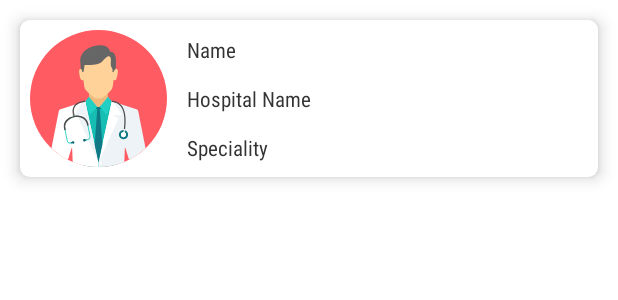
After one commit to my-dad-bot/interview, an Android app: the layout item_doctor.xml on its own in the app's theme, with its tools: preview values and no code run, on a phone screen of 412 x 824 dp. The commit adds this screen. Shown: the top 300 px of the screen. Run offline under Robolectric (Android 15) with nearby library versions, the phone set to English and light mode, and no system bars.

Commit message:
RecyclerView

```diff
--- a/app/src/main/java/com/example/interview/core/di/component/BaseComponent.java
+++ b/app/src/main/java/com/example/interview/core/di/component/BaseComponent.java
@@ -6,6 +6,7 @@ import com.example.interview.core.base.BaseApplication;
 import com.example.interview.core.di.builder.ActivityBuilder;
 import com.example.interview.core.di.modules.AppModule;
 import com.example.interview.core.di.modules.NetworkModule;
+import com.example.interview.core.di.modules.RoomModule;
 
 import javax.inject.Singleton;
 
@@ -20,8 +21,8 @@ import dagger.android.support.AndroidSupportInjectionModule;
                 AndroidSupportInjectionModule.class,
                 AppModule.class,
                 NetworkModule.class,
-                ActivityBuilder.class
-
+                ActivityBuilder.class,
+                RoomModule.class
         }
 )
 public interface BaseComponent extends AndroidInjector<BaseApplication> {
--- a/app/src/main/java/com/example/interview/core/di/network/ApiServices.java
+++ b/app/src/main/java/com/example/interview/core/di/network/ApiServices.java
@@ -1,6 +1,6 @@
 package com.example.interview.core.di.network;
 
-import com.example.interview.models.DoctorResponse;
+import com.example.interview.data.doctor.DoctorResponse;
 
 import io.reactivex.Single;
 import retrofit2.http.GET;
--- a/app/src/main/java/com/example/interview/models/Address.java
+++ b/app/src/main/java/com/example/interview/data/doctor/Address.java
@@ -1,5 +1,5 @@
 
-package com.example.interview.models;
+package com.example.interview.data.doctor;
 
 import com.google.gson.annotations.Expose;
 import com.google.gson.annotations.SerializedName;
--- a/app/src/main/java/com/example/interview/models/Doctor.java
+++ b/app/src/main/java/com/example/interview/data/doctor/Doctor.java
@@ -1,10 +1,13 @@
 
-package com.example.interview.models;
+package com.example.interview.data.doctor;
+
+import androidx.room.Entity;
 
 import com.google.gson.annotations.Expose;
 import com.google.gson.annotations.SerializedName;
 
 import java.io.Serializable;
+
 
 public class Doctor implements Serializable {
 
--- a/app/src/main/java/com/example/interview/models/DoctorResponse.java
+++ b/app/src/main/java/com/example/interview/data/doctor/DoctorResponse.java
@@ -1,5 +1,5 @@
 
-package com.example.interview.models;
+package com.example.interview.data.doctor;
 
 import com.google.gson.annotations.Expose;
 import com.google.gson.annotations.SerializedName;
--- a/app/src/main/java/com/example/interview/ui/feature/landing/MainActivityRepository.java
+++ b/app/src/main/java/com/example/interview/ui/feature/landing/MainActivityRepository.java
@@ -5,7 +5,7 @@ import android.util.Log;
 import androidx.lifecycle.MutableLiveData;
 
 import com.example.interview.core.di.network.ApiServices;
-import com.example.interview.models.DoctorResponse;
+import com.example.interview.data.doctor.DoctorResponse;
 
 import javax.inject.Inject;
 
@@ -37,7 +37,7 @@ public class MainActivityRepository {
                     @Override
                     public void onSuccess(DoctorResponse response) {
                         responseLiveData.postValue(response);
-                        Log.d(TAG, "onSuccess: " + response.getDoctors().get(0).getName());
+                        Log.d(TAG, "onSuccess: " + response.getDoctors());
                     }
 
                     @Override
--- a/app/src/main/java/com/example/interview/ui/feature/landing/MainActivityViewModel.java
+++ b/app/src/main/java/com/example/interview/ui/feature/landing/MainActivityViewModel.java
@@ -3,7 +3,7 @@ package com.example.interview.ui.feature.landing;
 import androidx.lifecycle.MutableLiveData;
 import androidx.lifecycle.ViewModel;
 
-import com.example.interview.models.DoctorResponse;
+import com.example.interview.data.doctor.DoctorResponse;
 
 import javax.inject.Inject;
 
@@ -23,7 +23,7 @@ public class MainActivityViewModel extends ViewModel {
         repository.onClearDisposable();
     }
 
-    void getResult() {
-        apiResponseLiveData = repository.onGetDoctorList();
+    public void getResult() {
+       apiResponseLiveData = repository.onGetDoctorList();
     }
 }
--- /dev/null
+++ b/app/src/main/res/drawable/ic_doctor.xml
@@ -0,0 +1,93 @@
+<vector xmlns:android="http://schemas.android.com/apk/res/android"
+    android:width="@dimen/_70sdp"
+    android:height="@dimen/_70sdp"
+    android:viewportWidth="511.999"
+    android:viewportHeight="511.999">
+    <path
+        android:fillColor="#FF5B62"
+        android:pathData="M256,255.998m-255.998,0a255.998,255.998 0,1 1,511.996 0a255.998,255.998 0,1 1,-511.996 0" />
+    <path
+        android:fillColor="#B3B3B3"
+        android:pathData="M220.318,249.429c23.785,0 47.57,0 71.353,0l0.39,4.877l-34.87,52.863l-37.458,-53.385l0.584,-4.352L220.318,249.429L220.318,249.429z" />
+    <path
+        android:fillColor="#F0BA7D"
+        android:pathData="M220.778,236.169l-0.618,29.819l-50.59,27.664v101.405h85.164h85.153V293.651l-47.016,-29.223l-2.582,-29.814l-69.51,1.554H220.778z" />
+    <path
+        android:fillColor="#FED298"
+        android:pathData="M197.401,149.212c0,0 -2.901,-6.374 -10.689,-3.215c-7.79,3.155 0.35,34.651 3.327,39.045c2.974,4.392 7.763,1.603 9.507,1.429c2.48,18.776 2.701,31.717 10.217,39.634c7.119,7.496 23.417,22.773 32.003,28.101c5.815,1.228 10.153,1.949 14.234,2.165c4.079,-0.216 8.421,-0.939 14.234,-2.165c8.585,-5.325 24.886,-20.605 32.003,-28.101c7.514,-7.917 7.737,-20.855 10.217,-39.634c1.744,0.175 6.533,2.963 9.507,-1.429c2.976,-4.394 11.117,-35.891 3.327,-39.045c-7.79,-3.16 -10.689,3.215 -10.689,3.215s7.699,-24.733 -5.986,-49.078c-9.378,-16.686 -30.767,-25.34 -52.612,-25.975c-21.845,0.635 -43.234,9.289 -52.612,25.975c-13.685,24.346 -5.986,49.078 -5.986,49.078L197.401,149.212L197.401,149.212z" />
+    <path
+        android:fillColor="#15BDB2"
+        android:pathData="M195.351,274.76l12.115,-4.772l9.763,-8.773l34.472,26.145h8.585l34.483,-26.176l21.874,13.579l38.011,64.61l-30.103,163.323c-21.821,6.052 -44.809,9.3 -68.558,9.3c-19.369,0 -38.23,-2.165 -56.368,-6.24L145.67,344.535l49.678,-69.774L195.351,274.76z" />
+    <path
+        android:fillColor="#21D0C3"
+        android:pathData="M305.588,266.591l-13.917,-17.162l-31.381,37.932l26.936,29.93L305.588,266.591z" />
+    <path
+        android:fillColor="#21D0C3"
+        android:pathData="M206.384,266.289l13.935,-16.86l31.383,37.932l-28.006,29.622L206.384,266.289z" />
+    <path
+        android:fillColor="#FFFFFF"
+        android:pathData="M206.386,266.289l-92.244,29.997c-3.751,1.217 -6.107,4.407 -6.871,8.279L80.146,442.023c18.267,17.275 39.08,31.878 61.813,43.21l13.485,-44.009c0.157,-0.505 0.637,-0.82 1.162,-0.757c0.523,0.062 0.921,0.481 0.95,1.01l1.947,51.688c29.781,12.135 62.355,18.831 96.499,18.831v-17.162L206.388,266.29L206.386,266.289z" />
+    <path
+        android:fillColor="#EEF3F7"
+        android:pathData="M206.386,266.289l-10.565,3.246l-27.99,47.759l35.335,1.107l-21.693,12.351l74.53,164.084l-49.614,-228.545L206.386,266.289z" />
+    <path
+        android:fillColor="#EEF3F7"
+        android:pathData="M305.588,266.591l92.272,29.695c3.757,1.209 6.105,4.407 6.869,8.279l27.126,137.46c-18.269,17.275 -39.083,31.879 -61.817,43.212l-13.487,-44.011c-0.155,-0.505 -0.64,-0.82 -1.162,-0.757c-0.523,0.062 -0.917,0.483 -0.948,1.01l-1.942,51.688c-29.781,12.135 -62.355,18.831 -96.497,18.831H256v-17.162l49.587,-228.242L305.588,266.591z" />
+    <path
+        android:fillColor="#FFFFFF"
+        android:pathData="M305.588,266.591l5.865,1.784l32.693,49.22l-35.335,1.109l21.695,12.352l-74.506,163.78l49.587,-228.242v-0.002H305.588z" />
+    <path
+        android:fillColor="#D9DADA"
+        android:pathData="M266.455,493.762c-3.111,0 -5.633,2.516 -5.633,5.616c0,3.105 2.524,5.62 5.633,5.62c3.109,0 5.633,-2.516 5.633,-5.62C272.088,496.276 269.564,493.762 266.455,493.762z" />
+    <path
+        android:fillColor="#666666"
+        android:pathData="M307.877,156.576l5.428,-0.19l1.747,-6.194l5.113,-5.102c3.377,-25.428 4.372,-65.003 -20.867,-63.861c0,0 -2.276,-28.856 -47.801,-23.2c-45.528,5.658 -66.098,35.048 -63.647,59.568c2.449,24.52 1.462,27.49 1.462,27.49l5.113,5.104l0.771,7.046l4.465,-0.282c0,0 1.4,-9.431 2.801,-13.579c1.402,-4.147 0.963,-12.543 0.963,-12.543s53.774,3.426 68.306,-15.059c8.975,-11.415 29.587,-31.194 30.625,-3.802c0.308,8.123 -2.712,20.298 3.067,29.159c5.781,8.862 2.452,15.443 2.452,15.443h0.002V156.576z" />
+    <path
+        android:fillColor="#0F7986"
+        android:pathData="M256,494.834l14.536,-66.904l-9.878,-131.88l5.382,-2.297l-5.753,-6.391h-8.585l-5.9,6.242l5.538,2.447l-9.631,132.947l14.292,65.837L256,494.834L256,494.834z" />
+    <path
+        android:fillColor="#FFFFFF"
+        android:pathData="M265.954,493.762c-2.833,0 -5.133,2.29 -5.133,5.115c0,2.828 2.299,5.12 5.133,5.12c2.831,0 5.133,-2.291 5.133,-5.12C271.087,496.053 268.785,493.762 265.954,493.762z" />
+    <path
+        android:fillColor="#FEFEFE"
+        android:pathData="M346.395,409.066c-9.99,-1.725 -16.69,-11.223 -14.967,-21.21c1.725,-9.988 11.223,-16.693 21.21,-14.969c9.99,1.725 16.69,11.225 14.967,21.215c-1.725,9.987 -11.223,16.69 -21.212,14.965L346.395,409.066L346.395,409.066z" />
+    <path
+        android:fillColor="#0F7986"
+        android:pathData="M346.576,408.012c-9.408,-1.625 -15.718,-10.565 -14.093,-19.976c1.625,-9.409 10.568,-15.72 19.978,-14.097c9.408,1.625 15.718,10.57 14.093,19.978c-1.625,9.411 -10.568,15.718 -19.978,14.093V408.012z" />
+    <path
+        android:fillColor="#EBECEC"
+        android:pathData="M347.89,400.405c-5.204,-0.897 -8.696,-5.85 -7.799,-11.055c0.897,-5.206 5.85,-8.696 11.053,-7.799c5.206,0.899 8.698,5.845 7.799,11.053c-0.897,5.204 -5.848,8.696 -11.053,7.799V400.405z" />
+    <path
+        android:fillColor="#FEFEFE"
+        android:pathData="M349.015,382.577l4.203,0.726l2.26,-13.09l-4.203,-0.726L349.015,382.577z" />
+    <path
+        android:fillColor="#21D0C3"
+        android:pathData="M208.24,412.697l7.876,-1.563c3.347,-0.666 6.118,-2.635 7.887,-5.279c1.764,-2.644 2.531,-5.957 1.865,-9.305l-9.263,-46.667c-3.497,-17.61 -17.273,-26.59 -33.015,-28.581c-6.032,-0.763 -12.356,-0.485 -18.483,0.728c-6.132,1.213 -12.076,3.369 -17.357,6.376c-13.754,7.834 -23.023,21.378 -19.522,39.016l9.263,46.669c0.666,3.347 2.639,6.116 5.281,7.885l0.007,-0.002c2.644,1.769 5.953,2.531 9.3,1.867l7.872,-1.563l-0.644,-3.246l-7.874,1.563c-2.454,0.487 -4.885,-0.075 -6.822,-1.367l0.002,-0.002c-1.938,-1.298 -3.386,-3.329 -3.874,-5.781l-9.263,-46.669c-3.177,-16.005 5.316,-28.341 17.901,-35.504c4.974,-2.835 10.583,-4.868 16.373,-6.017c5.79,-1.147 11.752,-1.406 17.434,-0.688c14.409,1.821 27.009,9.981 30.178,25.955l9.265,46.669c0.485,2.452 -0.077,4.881 -1.371,6.822c-1.298,1.936 -3.329,3.384 -5.784,3.869l-7.876,1.563l0.644,3.246v0.005H208.24z" />
+    <path
+        android:fillColor="#4D4D4D"
+        android:pathData="M219.104,356.799l-1.415,-7.128c-3.603,-18.156 -17.777,-27.41 -33.961,-29.459c-6.149,-0.776 -12.589,-0.498 -18.831,0.741c-6.242,1.235 -12.301,3.435 -17.682,6.497c-14.146,8.056 -23.674,22.002 -20.064,40.19l1.417,7.128l5.406,-1.076l-1.415,-7.128c-3.067,-15.458 5.168,-27.393 17.361,-34.336c4.874,-2.774 10.37,-4.765 16.047,-5.891c5.675,-1.127 11.52,-1.38 17.087,-0.677c13.961,1.764 26.167,9.65 29.232,25.082l1.415,7.128l5.408,-1.074L219.104,356.799z" />
+    <path
+        android:fillColor="#076673"
+        android:pathData="M153.704,424.235l4.214,-0.837c1.058,1.187 2.695,1.796 4.363,1.466c2.507,-0.498 4.136,-2.932 3.638,-5.441c-0.496,-2.505 -2.932,-4.134 -5.439,-3.636c-1.672,0.33 -2.95,1.521 -3.472,3.021l-4.211,0.835l0.91,4.59L153.704,424.235z" />
+    <path
+        android:fillColor="#076673"
+        android:pathData="M211.588,412.746l-4.209,0.837c-0.523,1.499 -1.801,2.688 -3.47,3.021c-2.507,0.496 -4.941,-1.131 -5.439,-3.64c-0.496,-2.505 1.131,-4.941 3.636,-5.437c1.669,-0.33 3.308,0.282 4.361,1.466l4.211,-0.837L211.588,412.746z" />
+    <path
+        android:fillColor="#666666"
+        android:pathData="M167.458,320.532l-1.607,-8.096l-3.195,0.635l-3.191,0.633l1.625,8.176c1.217,-0.355 2.449,-0.657 3.693,-0.904C165.67,320.799 166.56,320.654 167.458,320.532z" />
+    <path
+        android:fillColor="#0F7986"
+        android:pathData="M160.566,419.73c0.758,-0.15 1.251,-0.89 1.1,-1.645c-0.15,-0.759 -0.884,-1.253 -1.645,-1.103c-0.759,0.15 -1.251,0.888 -1.1,1.645c0.151,0.757 0.886,1.253 1.645,1.1V419.73z" />
+    <path
+        android:fillColor="#0F7986"
+        android:pathData="M202.219,411.446c0.757,-0.15 1.248,-0.888 1.098,-1.643c-0.15,-0.761 -0.884,-1.253 -1.645,-1.103c-0.759,0.15 -1.251,0.888 -1.1,1.647C200.72,411.105 201.458,411.597 202.219,411.446z" />
+    <path
+        android:fillColor="#FEFEFE"
+        android:pathData="M347.379,400.317c-4.923,-0.849 -8.224,-5.53 -7.376,-10.456c0.849,-4.921 5.527,-8.224 10.451,-7.373c4.923,0.849 8.226,5.53 7.376,10.451c-0.851,4.923 -5.532,8.226 -10.453,7.378H347.379z" />
+    <path
+        android:fillColor="#4D4D4D"
+        android:pathData="M206.431,268.717c-0.141,0.002 -49.86,0.414 -41.462,43.912l-4.624,0.884c-9.467,-49.038 45.874,-49.49 46.031,-49.492L206.431,268.717z" />
+    <path
+        android:fillColor="#4D4D4D"
+        android:pathData="M305.643,264.243c8.112,0.219 23.792,2.43 35.862,17.111c11.811,14.367 20.091,40.752 13.9,89.128l-4.661,-0.589c5.993,-46.822 -1.751,-72.032 -12.865,-85.554c-10.859,-13.211 -25.018,-15.202 -32.343,-15.399l0.11,-4.697L305.643,264.243z" />
+</vector>
--- /dev/null
+++ b/app/src/main/res/layout/item_doctor.xml
@@ -0,0 +1,63 @@
+<?xml version="1.0" encoding="utf-8"?>
+<layout xmlns:android="http://schemas.android.com/apk/res/android"
+    xmlns:app="http://schemas.android.com/apk/res-auto">
+
+    <androidx.cardview.widget.CardView
+        android:layout_width="match_parent"
+        android:layout_height="wrap_content"
+        android:layout_margin="@dimen/_10sdp"
+        app:cardCornerRadius="@dimen/_5sdp"
+        app:cardElevation="@dimen/_5sdp">
+
+        <RelativeLayout
+            android:layout_width="match_parent"
+            android:layout_height="match_parent">
+
+            <androidx.appcompat.widget.AppCompatImageView
+                android:id="@+id/appCompatImageViewProfile"
+                android:layout_width="wrap_content"
+                android:layout_height="wrap_content"
+                android:padding="@dimen/_5sdp"
+                app:srcCompat="@drawable/ic_doctor" />
+
+            <LinearLayout
+                android:layout_width="match_parent"
+                android:layout_height="wrap_content"
+                android:layout_centerInParent="true"
+                android:layout_toEndOf="@id/appCompatImageViewProfile"
+                android:orientation="vertical">
+
+                <com.google.android.material.textview.MaterialTextView
+                    android:id="@+id/materialTextViewName"
+                    android:layout_width="match_parent"
+                    android:padding="@dimen/_5sdp"
+                    android:fontFamily="sans-serif-condensed"
+                    android:text="Name"
+                    android:textColor="#333333"
+                    android:layout_height="wrap_content" />
+
+                <com.google.android.material.textview.MaterialTextView
+                    android:id="@+id/materialTextViewHospitalName"
+                    android:layout_width="match_parent"
+                    android:fontFamily="sans-serif-condensed"
+                    android:padding="@dimen/_5sdp"
+                    android:text="Hospital Name"
+                    android:textColor="#333333"
+                    android:layout_height="wrap_content" />
+
+                <com.google.android.material.textview.MaterialTextView
+                    android:id="@+id/materialTextViewSpeciality"
+                    android:layout_width="match_parent"
+                    android:fontFamily="sans-serif-condensed"
+                    android:padding="@dimen/_5sdp"
+                    android:text="Speciality"
+                    android:textColor="#333333"
+                    android:layout_height="wrap_content" />
+            </LinearLayout>
+
+
+        </RelativeLayout>
+
+    </androidx.cardview.widget.CardView>
+
+</layout>
--- a/app/src/main/res/values/strings.xml
+++ b/app/src/main/res/values/strings.xml
@@ -1,3 +1,8 @@
 <resources>
     <string name="app_name">interview</string>
+
+    <string name="name">Name: %s</string>
+    <string name="hospital_name">Hospital Name: %s</string>
+    <string name="speciality">Speciality: %s</string>
+
 </resources>
```
Also changed, not shown: app/build.gradle (+9 -2 lines), app/src/main/java/com/example/interview/core/di/modules/RoomModule.java (added, +7 -0 lines), app/src/main/java/com/example/interview/data/database/DoctorDao.java (added, +7 -0 lines), app/src/main/java/com/example/interview/data/database/DoctorDatabase.java (added, +11 -0 lines), app/src/main/java/com/example/interview/ui/feature/landing/DoctorAdapter.java (added, +62 -0 lines), app/src/main/java/com/example/interview/ui/feature/landing/MainActivity.java (+33 -0 lines), app/src/main/java/com/example/interview/ui/feature/landing/MainActivityModule.java (+6 -1 lines), app/src/main/res/layout/activity_main.xml (+12 -5 lines).
